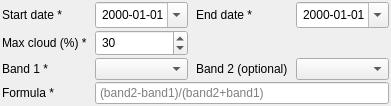
Qt form virtughan_qgis/common/common_form.ui (virtughan/qgis-plugin) before a commit.
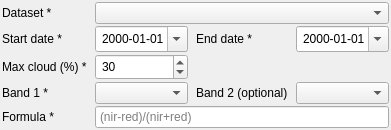
The same form after that commit.

Patch:
```diff
--- a/virtughan_qgis/common/common_form.ui
+++ b/virtughan_qgis/common/common_form.ui
@@ -17,34 +17,43 @@
    <property name="bottomMargin"><number>2</number></property>
    <!-- Dates -->
    <item row="0" column="0">
+    <widget class="QLabel" name="labelCollection">
+     <property name="text"><string>Dataset *</string></property>
+    </widget>
+   </item>
+   <item row="0" column="1" colspan="3">
+    <widget class="QComboBox" name="collectionCombo"/>
+   </item>
+   <!-- Dates -->
+   <item row="1" column="0">
     <widget class="QLabel" name="labelStart">
      <property name="text"><string>Start date *</string></property>
     </widget>
    </item>
-   <item row="0" column="1">
+   <item row="1" column="1">
     <widget class="QDateEdit" name="startDate">
      <property name="calendarPopup"><bool>true</bool></property>
      <property name="displayFormat"><string>yyyy-MM-dd</string></property>
     </widget>
    </item>
-   <item row="0" column="2">
+   <item row="1" column="2">
     <widget class="QLabel" name="labelEnd">
      <property name="text"><string>End date *</string></property>
     </widget>
    </item>
-   <item row="0" column="3">
+   <item row="1" column="3">
     <widget class="QDateEdit" name="endDate">
      <property name="calendarPopup"><bool>true</bool></property>
      <property name="displayFormat"><string>yyyy-MM-dd</string></property>
     </widget>
    </item>
    <!-- Cloud -->
-   <item row="1" column="0">
+   <item row="2" column="0">
     <widget class="QLabel" name="labelCloud">
      <property name="text"><string>Max cloud (%) *</string></property>
     </widget>
    </item>
-   <item row="1" column="1">
+   <item row="2" column="1">
     <widget class="QSpinBox" name="cloudSpin">
      <property name="minimum"><number>0</number></property>
      <property name="maximum"><number>100</number></property>
@@ -52,31 +61,31 @@
     </widget>
    </item>
    <!-- Bands -->
-   <item row="2" column="0">
+   <item row="3" column="0">
     <widget class="QLabel" name="labelBand1">
      <property name="text"><string>Band 1 *</string></property>
     </widget>
    </item>
-   <item row="2" column="1">
+   <item row="3" column="1">
     <widget class="QComboBox" name="band1Combo"/>
    </item>
-   <item row="2" column="2">
+   <item row="3" column="2">
     <widget class="QLabel" name="labelBand2">
      <property name="text"><string>Band 2 (optional)</string></property>
     </widget>
    </item>
-   <item row="2" column="3">
+   <item row="3" column="3">
     <widget class="QComboBox" name="band2Combo"/>
    </item>
    <!-- Formula -->
-   <item row="3" column="0">
+   <item row="4" column="0">
     <widget class="QLabel" name="labelFormula">
      <property name="text"><string>Formula *</string></property>
     </widget>
    </item>
-   <item row="3" column="1" colspan="3">
+   <item row="4" column="1" colspan="3">
     <widget class="QLineEdit" name="formulaEdit">
-     <property name="placeholderText"><string>(band2-band1)/(band2+band1)</string></property>
+     <property name="placeholderText"><string>(nir-red)/(nir+red)</string></property>
     </widget>
    </item>
    <!-- Hint -->
```
Left out of the diff: 2 changed lines with no effect on the pictures.
